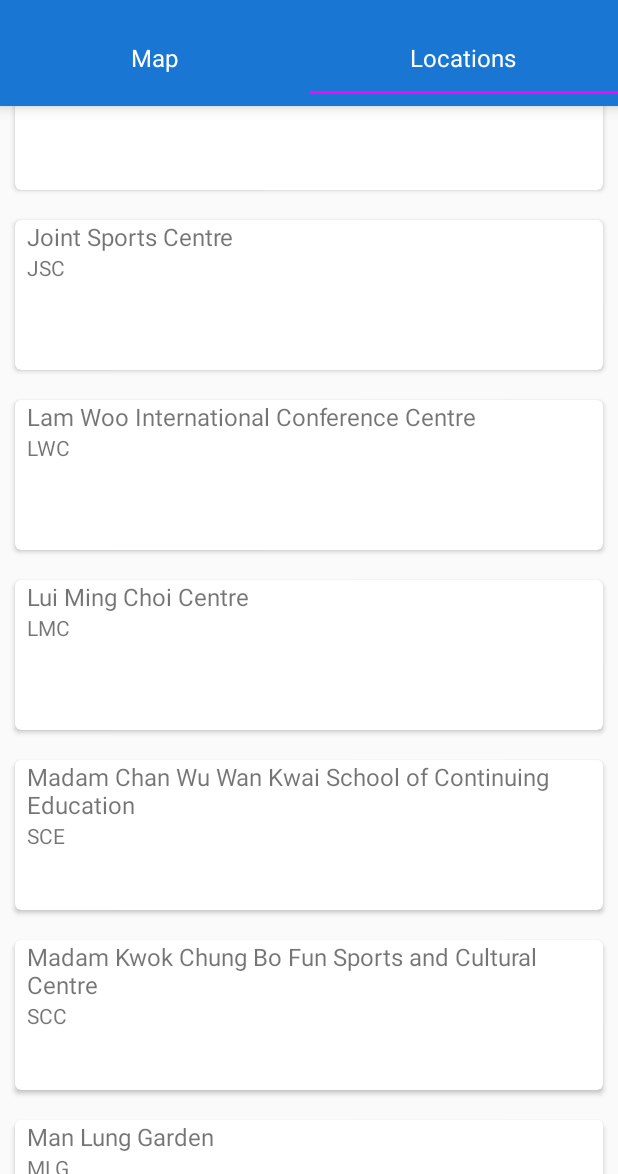
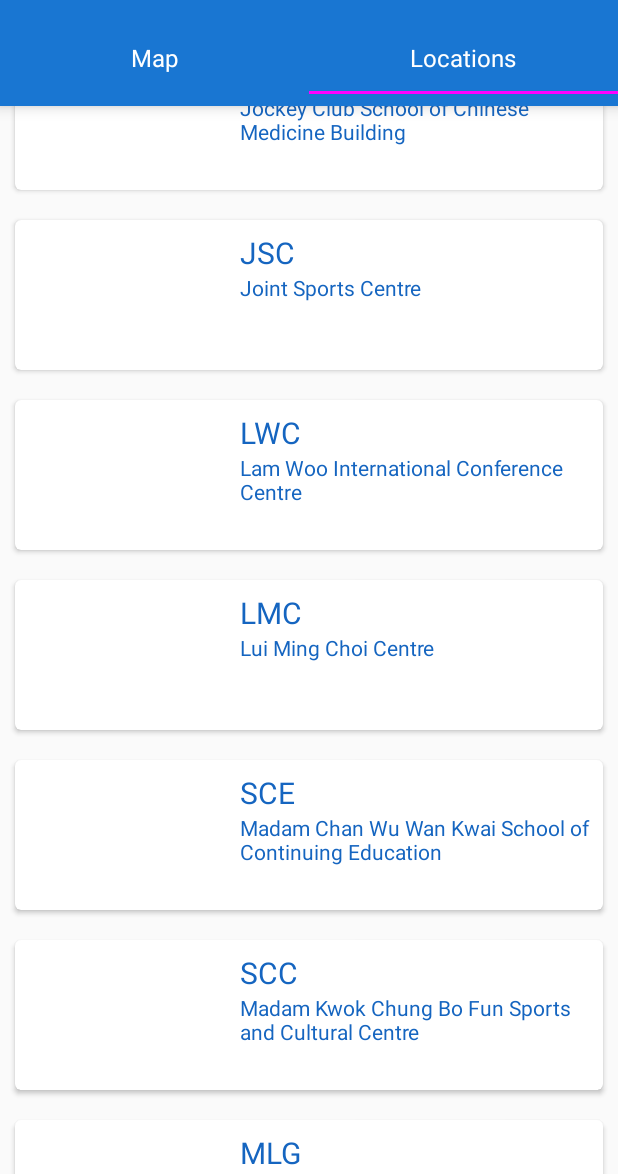
Before and after one commit to HKBU-Comp4097/project-group-k, an Android app: the screen it shows after launch (MainActivity), tab 2 chosen, scrolled down 1494 dp, on a phone screen of 412 x 824 dp, the part 62-1236 px from its top. Run offline under Robolectric (Android 15) with nearby library versions, the phone set to English and light mode, and no system bars; 1 statement that could not run was skipped.

Commit message:
Fixed layout issues, added contact info and Linkified in a ScrollView

```diff
--- /dev/null
+++ b/HKBUMapNavigated/app/src/main/java/hk/edu/hkbu/comp/hkbumapnavigated/HKBUDepartment.java
@@ -0,0 +1,32 @@
+package hk.edu.hkbu.comp.hkbumapnavigated;
+
+public class HKBUDepartment {
+    private String name;
+    private String website;
+    private String email;
+    private String telephone;
+
+    public HKBUDepartment(String name, String website, String email, String telephone) {
+        this.name = name;
+        this.website = website;
+        this.email = email;
+        this.telephone = telephone;
+    }
+
+    public String getName() {
+        return name;
+    }
+
+    public String getWebsite() {
+        return website;
+    }
+
+    public String getEmail() {
+        return email;
+    }
+
+    public String getTelephone() {
+        return telephone;
+    }
+
+}
--- a/HKBUMapNavigated/app/src/main/java/hk/edu/hkbu/comp/hkbumapnavigated/HKBULocation.java
+++ b/HKBUMapNavigated/app/src/main/java/hk/edu/hkbu/comp/hkbumapnavigated/HKBULocation.java
@@ -1,4 +1,7 @@
 package hk.edu.hkbu.comp.hkbumapnavigated;
+
+import java.lang.reflect.Array;
+import java.util.ArrayList;
 
 public class HKBULocation implements Comparable<HKBULocation>{
     private String image;
@@ -6,13 +9,30 @@ public class HKBULocation implements Comparable<HKBULocation>{
     private String abbreviation;
     private double latitude;
     private double longitude;
+    private Campus campus;
+    private ArrayList<HKBUDepartment> departments;
 
-    public HKBULocation(String name, String abbreviation, String image, double latitude, double longitude) {
+    public enum Campus {SHAW("Shaw Campus"), HSH("Ho Sin Hang Campus"), BUR("Baptist University Road Campus");
+
+        private String name;
+
+        Campus(String name) {
+            this.name = name;
+        }
+
+        public String toString() {
+            return name;
+        }
+    }
+
+    public HKBULocation(String name, String abbreviation, String image, double latitude, double longitude, Campus campus, ArrayList<HKBUDepartment> departments) {
         this.name = name;
         this.abbreviation = abbreviation;
         this.latitude = latitude;
         this.longitude = longitude;
         this.image = image;
+        this.campus = campus;
+        this.departments = departments;
     }
 
     public String getImage() {
@@ -23,8 +43,16 @@ public class HKBULocation implements Comparable<HKBULocation>{
         return name;
     }
 
+    public String getCampus() {
+        return campus.toString();
+    }
+
     public String getAbbreviation() {
         return abbreviation;
+    }
+
+    public ArrayList<HKBUDepartment> getDepartments() {
+        return departments;
     }
 
     public double getLatitude() {
--- a/HKBUMapNavigated/app/src/main/java/hk/edu/hkbu/comp/hkbumapnavigated/LocationCreator.java
+++ b/HKBUMapNavigated/app/src/main/java/hk/edu/hkbu/comp/hkbumapnavigated/LocationCreator.java
@@ -1,6 +1,7 @@
 package hk.edu.hkbu.comp.hkbumapnavigated;
 
 import java.util.ArrayList;
+import java.util.Arrays;
 import java.util.Collections;
 import java.util.List;
 
@@ -16,37 +17,76 @@ public class LocationCreator {
     private void initLocations() {
         List<HKBULocation> list = new ArrayList<>();
 
-        list.add(new HKBULocation("Music Rehearsal Hall", "MRH", "stb_ash_mrh", 22.341416, 114.179505));
-        list.add(new HKBULocation("Au Shue Hung Terrace Garden", "ASH", "stb_ash_mrh", 22.341437, 114.180049));
-        list.add(new HKBULocation("Sing Tao Building", "STB", "stb_ash_mrh", 22.341337, 114.180272));
-        list.add(new HKBULocation("Academic Community Hall", "ACH", "ach_and_lmc", 22.341195, 114.179945));
-        list.add(new HKBULocation("Lui Ming Choi Centre", "LMC", "ach_and_lmc", 22.341153, 114.179569));
-        list.add(new HKBULocation("Christian Education Centre", "CEC", "cec", 22.341148, 114.180276));
-        list.add(new HKBULocation("Oen Hall Main", "OEM", "oem", 22.340864, 114.179909));
-        list.add(new HKBULocation("Oen Hall West", "OEW", "oew", 22.340831, 114.180301));
-        list.add(new HKBULocation("Oen Hall East", "OEE", "oee", 22.340755, 114.179614));
-        list.add(new HKBULocation("Cha Chi-ming Science Tower", "SCT", "sct", 22.340573, 114.179957));
-        list.add(new HKBULocation("Yeung Shui Sang Building", "YSS", "yss", 22.340407, 114.180359));
-        list.add(new HKBULocation("Sir Run Run Shaw Building", "RRS", "rrs", 22.340223, 114.179690));
-        list.add(new HKBULocation("Fong Shu Chuen Library", "FSC", "fsc", 22.340233, 114.180170));
-        list.add(new HKBULocation("Man Lung Garden", "MLG", "mlg", 22.339805, 114.180740));
-        list.add(new HKBULocation("Franki Centre", "FC", "fc", 22.339319, 114.180743));
-        list.add(new HKBULocation("Wai Hang Sports Centre", "WHS", "whs", 22.339650, 114.181656));
-        list.add(new HKBULocation("Shaw Tower", "SWT", "swt", 22.338762, 114.182015));
-        list.add(new HKBULocation("Au Shue Hung Memorial Library", "AML", "aml", 22.338310, 114.181956));
-        list.add(new HKBULocation("Joint Sports Centre", "JSC", "jsc", 22.337732, 114.182251));
-        list.add(new HKBULocation("Wing Lung Bank Building", "WLB", "wlb", 22.337859, 114.181779));
-        list.add(new HKBULocation("Lam Woo International Conference Centre", "LWC", "lwc", 22.337396, 114.181951));
-        list.add(new HKBULocation("David C. Lam Building", "DLB", "dlb", 22.337304, 114.181742));
-        list.add(new HKBULocation("Madam Kwok Chung Bo Fun Sports and Cultural Centre", "SCC", "scc", 22.337120, 114.182211));
-        list.add(new HKBULocation("Academic and Administration Building", "AAB", "aab", 22.336570, 114.182019));
-        list.add(new HKBULocation("Dr. Ng Tor Tai International House", "NTT", "ntt", 22.336367, 114.181791));
-        list.add(new HKBULocation("Jockey Club Academic Community Centre", "ACC", "acc", 22.336367, 114.181791));
-        list.add(new HKBULocation("Madam Chan Wu Wan Kwai School of Continuing Education", "SCE", "sce", 22.336074, 114.182732));
-        list.add(new HKBULocation("Jockey Club School of Chinese Medicine Building", "SCM", "scm", 22.335682, 114.182622));
-        list.add(new HKBULocation("Student Residence Halls North", "SRHN", "srh_north", 22.335387, 114.182539));
-        list.add(new HKBULocation("Student Residence Halls South", "SRHS", "srh_south", 22.335050, 114.182518));
-        list.add(new HKBULocation("Communication and Visual Arts Building", "CVA", "cva", 22.334251, 114.182440));
+        HKBUDepartment chinese = new HKBUDepartment("Department of Chinese Language and Literature", "http://chi.hkbu.edu.hk", "chi@hkbu.edu.hk", "(852) 3411 7891");
+        HKBUDepartment english = new HKBUDepartment("Department of English Language and Literature", "http://eng.hkbu.edu.hk", "eng@hkbu.edu.hk", "(852) 3411 7171");
+        HKBUDepartment language = new HKBUDepartment("Language Centre", "http://lc.hkbu.edu.hk/", "lc@hkbu.edu.hk", "(852) 3411 7589");
+        HKBUDepartment music = new HKBUDepartment("Department of Music", "http://mus.hkbu.edu.hk/", " mus@hkbu.edu.hk", "(852) 3411 5153");
+        HKBUDepartment religion = new HKBUDepartment("Department of Religion and Philosophy", "http://rel.hkbu.edu.hk", "rel@hkbu.edu.hk", "(852) 3411 7280");
+        HKBUDepartment humanities = new HKBUDepartment("Department of Humanities and Creative Writing", "http://hum.hkbu.edu.hk/page.php","(852) 3411 7192", "hmw@hkbu.edu.hk");
+        HKBUDepartment translation = new HKBUDepartment("Translation Programme", "http://tran.hkbu.edu.hk/", "trans(AT)hkbu.edu.hk", "(852) 3411 7205");
+        HKBUDepartment accountingAndLaw = new HKBUDepartment("Department of Accountancy and Law", "http://aclw.hkbu.edu.hk/eng/main/Index", "", "");
+        HKBUDepartment economics = new HKBUDepartment("Department of Economics", "http://econ.hkbu.edu.hk/eng/main/Index", "econ@hkbu.edu.hk", "(852) 3411-7544");
+        HKBUDepartment finance = new HKBUDepartment("Department of Finance and Decision Sciences", "http://fds.hkbu.edu.hk/eng/main/Index", "fds@hkbu.edu.hk", "(852) 3411-7556");
+        HKBUDepartment managment = new HKBUDepartment("Department of Management", "http://mgnt.hkbu.edu.hk/eng/main/Index", "mgnt@hkbu.edu.hk", "(852) 3411-7577");
+        HKBUDepartment marketing = new HKBUDepartment("Department of Marketing", "http://mkt.hkbu.edu.hk/eng/main/Index", "mkt@hkbu.edu.hk", "(852) 3411-7526 ");
+        HKBUDepartment film = new HKBUDepartment("Academy of Film", "http://af.hkbu.edu.hk", "Multiple, see website.", "Multiple, see website.");
+        HKBUDepartment communications = new HKBUDepartment("Department of Communication Studies", "http://www.coms.hkbu.edu.hk", "coms@hkbu.edu.hk", "(852) 3411 7224");
+        HKBUDepartment journalism = new HKBUDepartment("Department of Journalism", "http://journalism.hkbu.edu.hk", "jour@hkbu.edu.hk", " (852) 34117 490");
+        HKBUDepartment medicine = new HKBUDepartment("Chinese Medicine Programme", "http://scm.hkbu.edu.hk/en/home/index.php", "scm@hkbu.edu.hk", "(852) 3411 5387");
+        HKBUDepartment biology = new HKBUDepartment("Department of Biology", "biol.hkbu.edu.hk", "biol@hkbu.edu.hk", "(852) 3411 7050");
+        HKBUDepartment chemistry = new HKBUDepartment("Department of Chemistry", "http://chem.hkbu.edu.hk", "chem@hkbu.edu.hk", "(852) 3411-7063");
+        HKBUDepartment computer = new HKBUDepartment("Department of Computer Science", "https://www.comp.hkbu.edu.hk", " comp@comp.hkbu.edu.hk", "(852) 3411 7091");
+        HKBUDepartment math = new HKBUDepartment("Department of Mathematics", "http://www.math.hkbu.edu.hk/", "mathdept@hkbu.edu.hk", " (852) 3411 2346");
+        HKBUDepartment physics = new HKBUDepartment("Department of Physics", "http://physics.hkbu.edu.hk/home", "phys@hkbu.edu.hk", "(852) 3411 5145");
+        HKBUDepartment education = new HKBUDepartment("Department of Education Studies", "http://educ.hkbu.edu.hk", "educ@hkbu.edu.hk", "(852) 3411 5745");
+        HKBUDepartment geography = new HKBUDepartment("Department of Geography", "http://geog.hkbu.edu.hk", "geog@hkbu.edu.hk", "(852) 3411 7129");
+        HKBUDepartment international = new HKBUDepartment("Department of Government and International Studies", "http://gis.hkbu.edu.hk", "gis@hkbu.edu.hk", "(852) 3411 5669");
+        HKBUDepartment history = new HKBUDepartment("Department of History", "http://histweb.hkbu.edu.hk", " hist@hkbu.edu.hk", "(852) 3411 7107");
+        HKBUDepartment physical = new HKBUDepartment("Department of Physical Education", "http://pe.hkbu.edu.hk/eng", "pe@hkbu.edu.hk", "(852) 3411 7764");
+        HKBUDepartment social = new HKBUDepartment("Department of Social Work", "http://sowk.hkbu.edu.hk", "sowk@hkbu.edu.hk", "(852) 3411 7105");
+        HKBUDepartment sociology = new HKBUDepartment("Department of Sociology", "http://socweb.hkbu.edu.hk", "soc@hkbu.edu.hk", "(852) 3411-7131");
+        HKBUDepartment ach = new HKBUDepartment("Academic Community Hall", "http://www.ach.hkbu.edu.hk", "ach@hkbu.edu.hk", "(852) 3411 5182");
+        HKBUDepartment library = new HKBUDepartment("Fong Shu Chuen Library", "http://library.hkbu.edu.hk/main/index.php", "libref@hkbu.edu.hk", "(852) 3411 7363");
+        HKBUDepartment contEd = new HKBUDepartment("School of Continuing Education", "http://www.sce.hkbu.edu.hk", "sce@hkbu.edu.hk", "(852) 3411 5000");
+        HKBUDepartment jointSports = new HKBUDepartment("Joint Sports Centre", "http://jsc.hkbu.edu.hk/", "jsc@hkbu.edu.hk", "(852) 2794 1168");
+        HKBUDepartment lamwu = new HKBUDepartment("Lam Wu International Conference Centre", "http://www.ach.hkbu.edu.hk/nab_wlb", "ach@hkbu.edu.hk", "(852) 3411 5182");
+        HKBUDepartment ntt = new HKBUDepartment("Dr. Ng Tor Tai International House", "http://sass.hkbu.edu.hk/sass/ntt/guests/eng", "nttbook@hkbu.edu.hk", "(852) 2301 2301");
+        HKBUDepartment ava = new HKBUDepartment("Academy of Visual Arts", "http://ava.hkbu.edu.hk", "va@hkbu.edu.hk", "(852) 3411 8282");
+        HKBUDepartment srh = new HKBUDepartment("Student Residence Halls", "http://sa.hkbu.edu.hk/sass/ugh", "ughall@hkbu.edu.hk", "(852) 3411 2602");
+
+        list.add(new HKBULocation("Music Rehearsal Hall", "MRH", "stb_ash_mrh", 22.341416, 114.179505, HKBULocation.Campus.HSH, new ArrayList<>(Arrays.asList(music))));
+        list.add(new HKBULocation("Au Shue Hung Building", "ASH", "stb_ash_mrh", 22.341437, 114.180049, HKBULocation.Campus.HSH, new ArrayList<>(Arrays.asList(music))));
+        list.add(new HKBULocation("Sing Tao Building", "STB", "stb_ash_mrh", 22.341337, 114.180272, HKBULocation.Campus.HSH, new ArrayList<>(Arrays.asList(music))));
+        list.add(new HKBULocation("Academic Community Hall", "ACH", "ach_and_lmc", 22.341195, 114.179945, HKBULocation.Campus.HSH, new ArrayList<>(Arrays.asList(ach))));
+        list.add(new HKBULocation("Lui Ming Choi Centre", "LMC", "ach_and_lmc", 22.341153, 114.179569, HKBULocation.Campus.HSH, null));
+        list.add(new HKBULocation("Christian Education Centre", "CEC", "cec", 22.341148, 114.180276, HKBULocation.Campus.HSH, new ArrayList<>(Arrays.asList(religion))));
+        list.add(new HKBULocation("Oen Hall Main", "OEM", "oem", 22.340864, 114.179909, HKBULocation.Campus.HSH, null));
+        list.add(new HKBULocation("Oen Hall West", "OEW", "oew", 22.340831, 114.180301, HKBULocation.Campus.HSH, new ArrayList<>(Arrays.asList(english, translation))));
+        list.add(new HKBULocation("Oen Hall East", "OEE", "oee", 22.340755, 114.179614, HKBULocation.Campus.HSH, new ArrayList<>(Arrays.asList(chinese, language))));
+        list.add(new HKBULocation("Cha Chi-ming Science Tower", "SCT", "sct", 22.340573, 114.179957, HKBULocation.Campus.HSH, new ArrayList<>(Arrays.asList(biology, chemistry, physics))));
+        list.add(new HKBULocation("Yeung Shui Sang Building", "YSS", "yss", 22.340407, 114.180359, HKBULocation.Campus.HSH, null));
+        list.add(new HKBULocation("Sir Run Run Shaw Building", "RRS", "rrs", 22.340223, 114.179690, HKBULocation.Campus.HSH, new ArrayList<>(Arrays.asList(humanities, computer))));
+        list.add(new HKBULocation("Fong Shu Chuen Library", "FSC", "fsc", 22.340233, 114.180170, HKBULocation.Campus.HSH, new ArrayList<>(Arrays.asList(math))));
+        list.add(new HKBULocation("Man Lung Garden", "MLG", "mlg", 22.339805, 114.180740, HKBULocation.Campus.HSH, null));
+        list.add(new HKBULocation("Franki Centre", "FC", "fc", 22.339319, 114.180743, HKBULocation.Campus.HSH, new ArrayList<>(Arrays.asList(contEd))));
+        list.add(new HKBULocation("Wai Hang Sports Centre", "WHS", "whs", 22.339650, 114.181656, HKBULocation.Campus.HSH, null));
+
+        list.add(new HKBULocation("Shaw Tower", "SWT", "swt", 22.338762, 114.182015, HKBULocation.Campus.SHAW, null));
+        list.add(new HKBULocation("Au Shue Hung Memorial Library", "AML", "aml", 22.338310, 114.181956, HKBULocation.Campus.SHAW, new ArrayList<>(Arrays.asList(library))));
+        list.add(new HKBULocation("Joint Sports Centre", "JSC", "jsc", 22.337732, 114.182251, HKBULocation.Campus.SHAW, new ArrayList<>(Arrays.asList(jointSports))));
+        list.add(new HKBULocation("Wing Lung Bank Building", "WLB", "wlb", 22.337859, 114.181779, HKBULocation.Campus.SHAW, new ArrayList<>(Arrays.asList(accountingAndLaw, economics, finance, managment, marketing))));
+        list.add(new HKBULocation("Lam Woo International Conference Centre", "LWC", "lwc", 22.337396, 114.181951, HKBULocation.Campus.SHAW, new ArrayList<>(Arrays.asList(lamwu))));
+        list.add(new HKBULocation("David C. Lam Building", "DLB", "dlb", 22.337304, 114.181742, HKBULocation.Campus.SHAW, null));
+        list.add(new HKBULocation("Madam Kwok Chung Bo Fun Sports and Cultural Centre", "SCC", "scc", 22.337120, 114.182211, HKBULocation.Campus.SHAW, null));
+
+        list.add(new HKBULocation("Academic and Administration Building", "AAB", "aab", 22.336570, 114.182019, HKBULocation.Campus.BUR, new ArrayList<>(Arrays.asList(education, geography, international, history, physical, social, sociology))));
+        list.add(new HKBULocation("Dr. Ng Tor Tai International House", "NTT", "ntt", 22.336367, 114.181791, HKBULocation.Campus.BUR, new ArrayList<>(Arrays.asList(ntt))));
+        list.add(new HKBULocation("Jockey Club Academic Community Centre", "ACC", "acc", 22.336367, 114.181791, HKBULocation.Campus.BUR, null));
+        list.add(new HKBULocation("Madam Chan Wu Wan Kwai School of Continuing Education", "SCE", "sce", 22.336074, 114.182732, HKBULocation.Campus.BUR, null));
+        list.add(new HKBULocation("Jockey Club School of Chinese Medicine Building", "SCM", "scm", 22.335682, 114.182622, HKBULocation.Campus.BUR, new ArrayList<>(Arrays.asList(medicine))));
+        list.add(new HKBULocation("Student Residence Halls North", "SRHN", "srh_north", 22.335387, 114.182539, HKBULocation.Campus.BUR, new ArrayList<>(Arrays.asList(srh))));
+        list.add(new HKBULocation("Student Residence Halls South", "SRHS", "srh_south", 22.335050, 114.182518, HKBULocation.Campus.BUR, new ArrayList<>(Arrays.asList(srh))));
+        list.add(new HKBULocation("Communication and Visual Arts Building", "CVA", "cva", 22.334251, 114.182440, HKBULocation.Campus.BUR, new ArrayList<>(Arrays.asList(ava, film, communications, journalism))));
 
         Collections.sort(list);
 
--- a/HKBUMapNavigated/app/src/main/res/layout/card_layout.xml
+++ b/HKBUMapNavigated/app/src/main/res/layout/card_layout.xml
@@ -12,40 +12,47 @@
         card_view:cardCornerRadius="4dp"
         card_view:elevation="14dp">
 
-        <RelativeLayout
-            android:layout_width="match_parent"
-            android:layout_height="match_parent">
+            <LinearLayout
+                android:layout_width="wrap_content"
+                android:layout_height="wrap_content"
+                android:orientation="horizontal">
 
                 <ImageView
                     android:id="@+id/image"
-                android:layout_height="match_parent"
-                android:layout_width="wrap_content"
+                    android:layout_height="wrap_content"
+                    android:layout_width="150dp"
                     android:scaleType="fitStart"
-                android:padding="4dp"
-                android:layout_gravity="left"
-                android:layout_weight="1">
+                    android:padding="8dp"
+                    android:layout_gravity="start">
                 </ImageView>
 
-            <TextView
-                android:id="@+id/location"
-                android:textSize="16dip"
-                android:layout_toRightOf ="@+id/image"
+                <LinearLayout
                     android:layout_width="wrap_content"
                     android:layout_height="wrap_content"
-
-                android:gravity="top" >
-            </TextView>
+                    android:orientation="vertical"
+                    android:layout_gravity="top"
+                    android:layout_marginTop="8dp">
 
                     <TextView
                         android:id="@+id/abbreviation"
                         android:layout_width="wrap_content"
                         android:layout_height="wrap_content"
-                android:layout_below="@+id/location"
-                android:layout_toRightOf="@+id/image"
-                android:layout_toEndOf="@+id/image">
+                        android:textSize="20sp"
+                        android:textColor="@color/colorPrimaryDark">
                     </TextView>
 
-        </RelativeLayout>
+                    <TextView
+                        android:id="@+id/location"
+                        android:textSize="14sp"
+                        android:layout_width="wrap_content"
+                        android:layout_height="wrap_content"
+                        android:textColor="@color/colorPrimaryDark">
+                    </TextView>
+
+                </LinearLayout>
+
+            </LinearLayout>
+
     </android.support.v7.widget.CardView>
 
 </RelativeLayout>
```
Also changed, not shown: HKBUMapNavigated/app/src/main/java/hk/edu/hkbu/comp/hkbumapnavigated/RecyclerViewAdapter.java (+61 -0 lines), HKBUMapNavigated/app/src/main/res/layout/location_info_card.xml (+50 -12 lines). Lines whose indentation alone changed are shown as unchanged.
